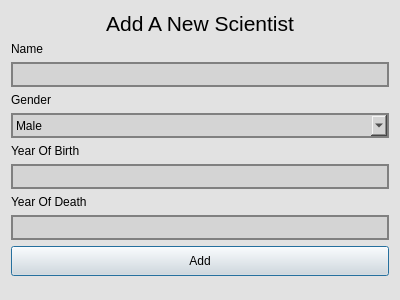
The window that GUI-verklegtVika3/addscientistdialog.ui (streamerinn/Verklegt-1) describes before a commit, drawn with Qt 5.
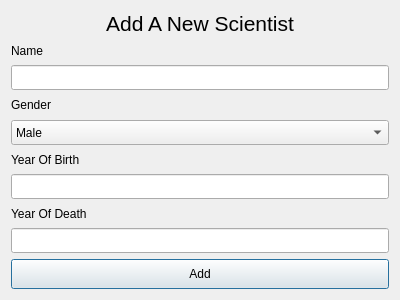
The same window after the commit.

Diff of the .ui file:
```diff
--- a/GUI-verklegtVika3/addscientistdialog.ui
+++ b/GUI-verklegtVika3/addscientistdialog.ui
@@ -32,8 +32,7 @@
    <string>Add Scientist</string>
   </property>
   <property name="styleSheet">
-   <string notr="true">background-color: rgb(226, 226, 226);
-	</string>
+   <string notr="true"/>
   </property>
   <layout class="QVBoxLayout" name="verticalLayout">
    <item>
@@ -70,8 +69,7 @@
       </size>
      </property>
      <property name="styleSheet">
-      <string notr="true">background-color: rgb(212, 212, 212);
-	border: 2px solid gray;</string>
+      <string notr="true"/>
      </property>
      <property name="placeholderText">
       <string/>
@@ -105,8 +103,7 @@
       </size>
      </property>
      <property name="styleSheet">
-      <string notr="true">background-color: rgb(212, 212, 212);
-	border: 2px solid gray;</string>
+      <string notr="true"/>
      </property>
      <item>
       <property name="text">
@@ -147,8 +144,7 @@
       </size>
      </property>
      <property name="styleSheet">
-      <string notr="true">background-color: rgb(212, 212, 212);
-	border: 2px solid gray;</string>
+      <string notr="true"/>
      </property>
      <property name="placeholderText">
       <string/>
@@ -182,8 +178,7 @@
       </size>
      </property>
      <property name="styleSheet">
-      <string notr="true">background-color: rgb(212, 212, 212);
-	border: 2px solid gray;</string>
+      <string notr="true"/>
      </property>
      <property name="placeholderText">
       <string/>
@@ -206,22 +201,6 @@
      </property>
     </widget>
    </item>
-   <item>
-    <spacer name="verticalSpacer">
-     <property name="orientation">
-      <enum>Qt::Vertical</enum>
-     </property>
-     <property name="sizeHint" stdset="0">
-      <size>
-       <width>20</width>
-       <height>40</height>
-      </size>
-     </property>
-    </spacer>
-   </item>
-   <item>
-    <layout class="QHBoxLayout" name="horizontalLayout_5"/>
-   </item>
   </layout>
  </widget>
  <resources/>
```
